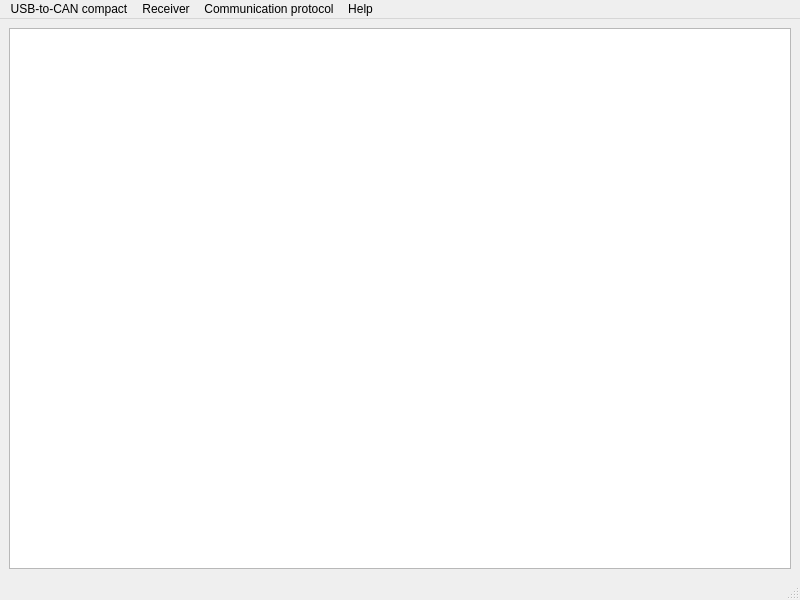
Old version of the form usb2can.ui in the repository pitikov/usb2can.
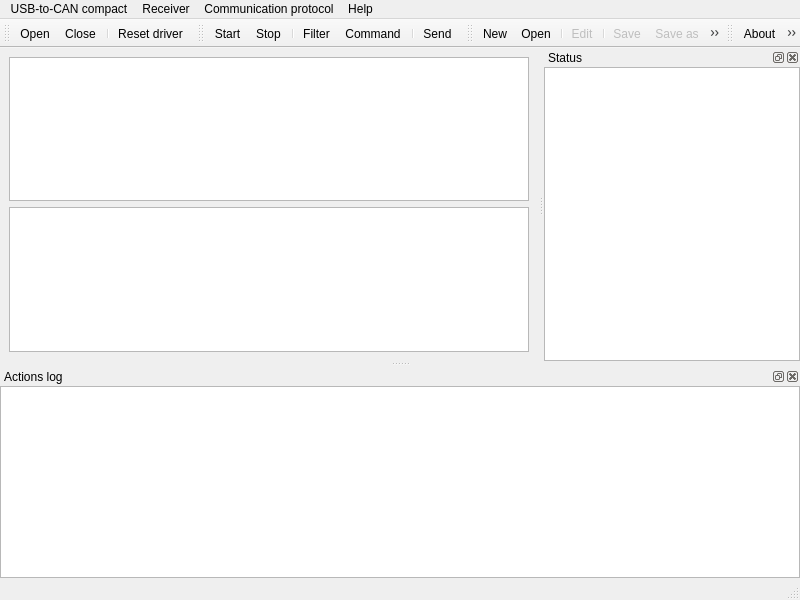
New version of the form. Icons and pictures are not drawn.

Diff of the .ui file:
```diff
--- a/usb2can.ui
+++ b/usb2can.ui
@@ -16,7 +16,17 @@
   <widget class="QWidget" name="centralwidget">
    <layout class="QVBoxLayout" name="verticalLayout">
     <item>
-     <widget class="QTreeView" name="treeView"/>
+     <widget class="QTreeView" name="treeViewReceiver"/>
+    </item>
+    <item>
+     <widget class="QTableView" name="tableViewMsgDetail">
+      <property name="maximumSize">
+       <size>
+        <width>16777215</width>
+        <height>200</height>
+       </size>
+      </property>
+     </widget>
     </item>
    </layout>
   </widget>
@@ -78,6 +88,116 @@
    <addaction name="menuHelp"/>
   </widget>
   <widget class="QStatusBar" name="statusbar"/>
+  <widget class="QDockWidget" name="dockWidgetActionLog">
+   <property name="allowedAreas">
+    <set>Qt::BottomDockWidgetArea|Qt::TopDockWidgetArea</set>
+   </property>
+   <property name="windowTitle">
+    <string>Actions log</string>
+   </property>
+   <attribute name="dockWidgetArea">
+    <number>8</number>
+   </attribute>
+   <widget class="QWidget" name="dockWidgetActionsLogContents">
+    <layout class="QVBoxLayout" name="verticalLayout_3">
+     <property name="margin">
+      <number>0</number>
+     </property>
+     <item>
+      <widget class="QListView" name="listViewActionsLog"/>
+     </item>
+    </layout>
+   </widget>
+  </widget>
+  <widget class="QDockWidget" name="dockWidgetStatus">
+   <property name="allowedAreas">
+    <set>Qt::LeftDockWidgetArea|Qt::RightDockWidgetArea</set>
+   </property>
+   <property name="windowTitle">
+    <string>Status</string>
+   </property>
+   <attribute name="dockWidgetArea">
+    <number>2</number>
+   </attribute>
+   <widget class="QWidget" name="dockWidgetStatusContents">
+    <layout class="QVBoxLayout" name="verticalLayout_2">
+     <property name="margin">
+      <number>0</number>
+     </property>
+     <item>
+      <widget class="QTreeView" name="treeViewStatus"/>
+     </item>
+    </layout>
+   </widget>
+  </widget>
+  <widget class="QToolBar" name="toolBarUSB_to_CAN_compact">
+   <property name="windowTitle">
+    <string>USB-to-CAN compact</string>
+   </property>
+   <attribute name="toolBarArea">
+    <enum>TopToolBarArea</enum>
+   </attribute>
+   <attribute name="toolBarBreak">
+    <bool>false</bool>
+   </attribute>
+   <addaction name="actionDevOpen"/>
+   <addaction name="actionDevClose"/>
+   <addaction name="separator"/>
+   <addaction name="actionDevReset"/>
+  </widget>
+  <widget class="QToolBar" name="toolBarRcv">
+   <property name="windowTitle">
+    <string>Receiver</string>
+   </property>
+   <attribute name="toolBarArea">
+    <enum>TopToolBarArea</enum>
+   </attribute>
+   <attribute name="toolBarBreak">
+    <bool>false</bool>
+   </attribute>
+   <addaction name="actionRcvStart"/>
+   <addaction name="actionRcvStop"/>
+   <addaction name="separator"/>
+   <addaction name="actionRcvFilter"/>
+   <addaction name="actionRcvCommand"/>
+   <addaction name="separator"/>
+   <addaction name="actionRcvSend"/>
+  </widget>
+  <widget class="QToolBar" name="toolBarProto">
+   <property name="windowTitle">
+    <string>Communication protocol</string>
+   </property>
+   <attribute name="toolBarArea">
+    <enum>TopToolBarArea</enum>
+   </attribute>
+   <attribute name="toolBarBreak">
+    <bool>false</bool>
+   </attribute>
+   <addaction name="actionProtoNew"/>
+   <addaction name="actionProtoOpen"/>
+   <addaction name="separator"/>
+   <addaction name="actionProtoEdit"/>
+   <addaction name="separator"/>
+   <addaction name="actionProtoSave"/>
+   <addaction name="actionProtoSaveAs"/>
+   <addaction name="separator"/>
+   <addaction name="actionProtoClose"/>
+  </widget>
+  <widget class="QToolBar" name="toolBarHelp">
+   <property name="windowTitle">
+    <string>Help</string>
+   </property>
+   <attribute name="toolBarArea">
+    <enum>TopToolBarArea</enum>
+   </attribute>
+   <attribute name="toolBarBreak">
+    <bool>false</bool>
+   </attribute>
+   <addaction name="actionHelpAbout"/>
+   <addaction name="separator"/>
+   <addaction name="actionHelpIndex"/>
+   <addaction name="actionHelpContext"/>
+  </widget>
   <action name="actionRcvStart">
    <property name="text">
     <string>Start</string>
@@ -134,21 +254,53 @@
    </property>
   </action>
   <action name="actionProtoEdit">
+   <property name="enabled">
+    <bool>false</bool>
+   </property>
+   <property name="icon">
+    <iconset theme="document-edit">
+     <normaloff/>
+    </iconset>
+   </property>
    <property name="text">
     <string>Edit</string>
    </property>
   </action>
   <action name="actionProtoSave">
+   <property name="enabled">
+    <bool>false</bool>
+   </property>
+   <property name="icon">
+    <iconset theme="document-save">
+     <normaloff/>
+    </iconset>
+   </property>
    <property name="text">
     <string>Save</string>
    </property>
   </action>
   <action name="actionProtoSaveAs">
+   <property name="enabled">
+    <bool>false</bool>
+   </property>
+   <property name="icon">
+    <iconset theme="document-save-as">
+     <normaloff/>
+    </iconset>
+   </property>
    <property name="text">
     <string>Save as...</string>
    </property>
   </action>
   <action name="actionProtoClose">
+   <property name="enabled">
+    <bool>false</bool>
+   </property>
+   <property name="icon">
+    <iconset theme="document-close">
+     <normaloff/>
+    </iconset>
+   </property>
    <property name="text">
     <string>Close</string>
    </property>
```
Left out of the diff: 81 changed lines with no effect on the pictures.
